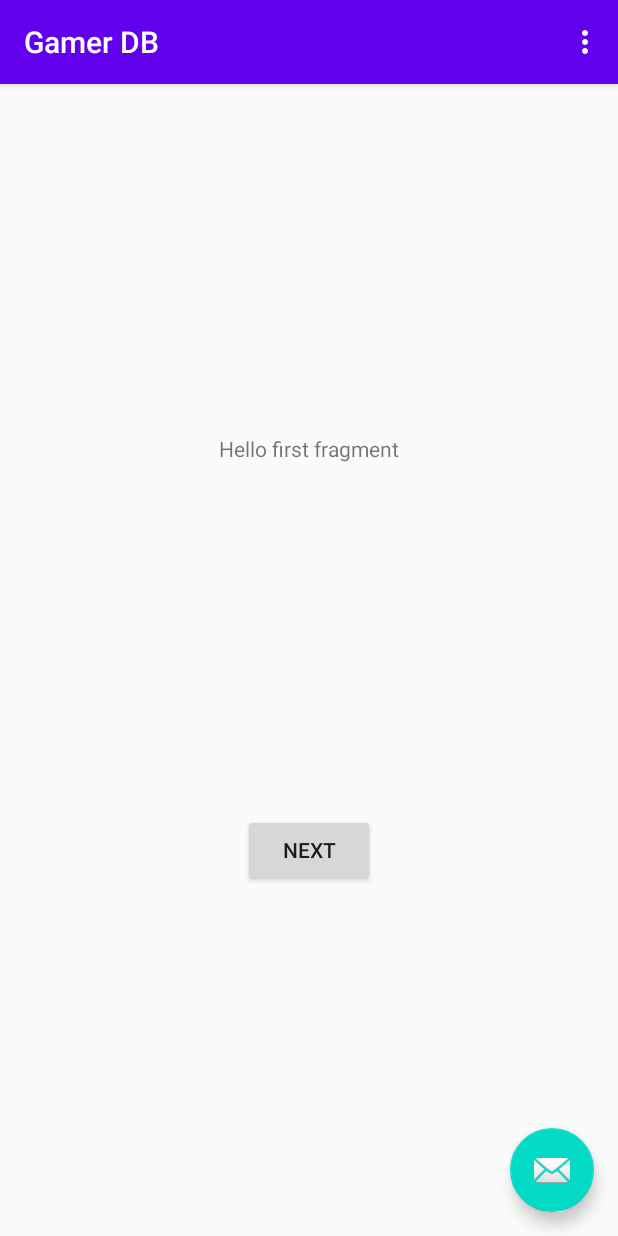
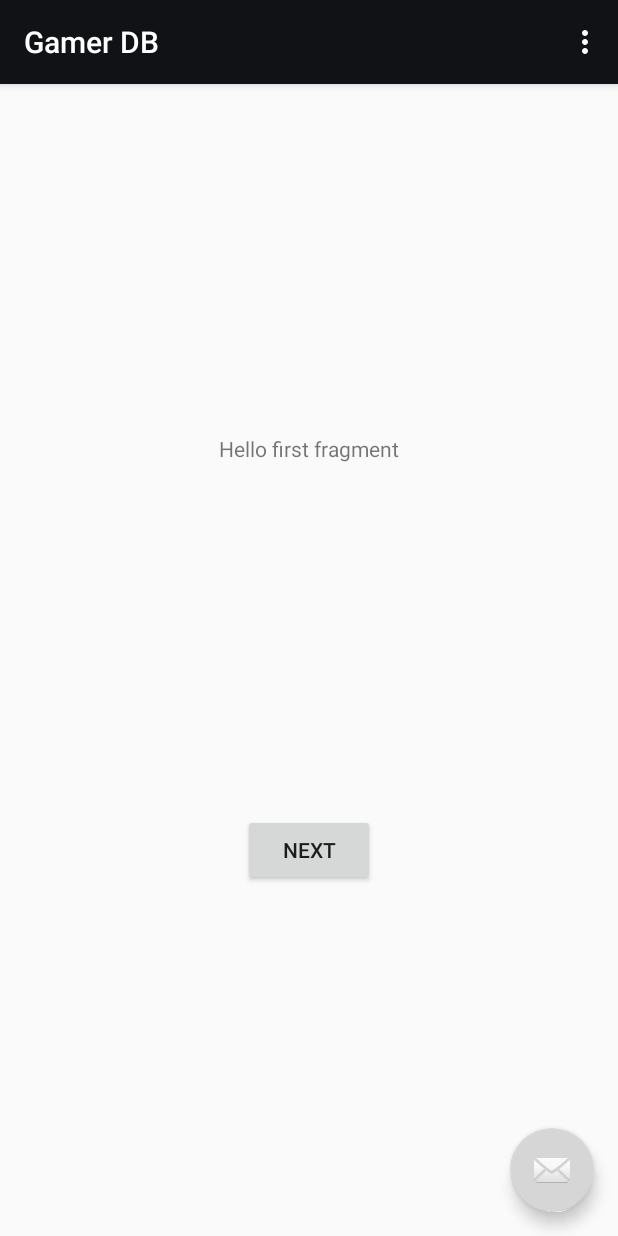
Before and after one commit to sergioat7/MIMO-TFM-Gamer_DB, an Android app: the screen it shows after launch (MainActivity), on a phone screen of 412 x 824 dp. Run offline under Robolectric (Android 15) with nearby library versions, the phone set to English and light mode, and no system bars.

Commit message:
Included app colors

```diff
--- a/GamerDB/app/src/main/res/values/colors.xml
+++ b/GamerDB/app/src/main/res/values/colors.xml
@@ -1,6 +1,10 @@
 <?xml version="1.0" encoding="utf-8"?>
 <resources>
-    <color name="colorPrimary">#6200EE</color>
-    <color name="colorPrimaryDark">#3700B3</color>
-    <color name="colorAccent">#03DAC5</color>
+    <color name="colorPrimary">#101216</color>
+    <color name="colorSecondary">#e1af1f</color>
+    <color name="buttonPrimary">#0078f1</color>
+    <color name="buttonSecondary">#343947</color>
+    <color name="textPrimary">#eaeaee</color>
+    <color name="textSecondary">#69696e</color>
+    <color name="textTertiary">#acaeb2</color>
 </resources>
```
